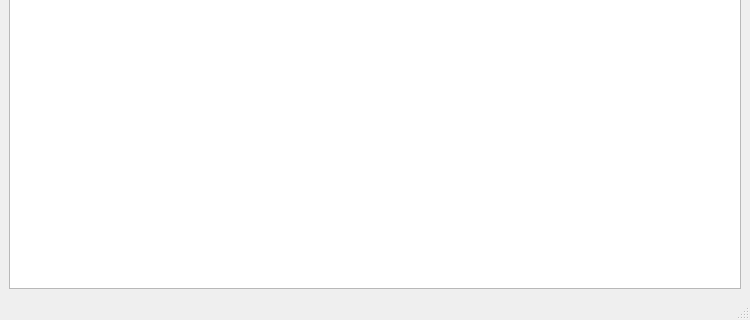
First picture: the form in mainwindow.ui, repository laisc7301/RuihuoFileComparison, before the edit; both pictures show x 0 to 750 and y 224 to 544 of the 750 by 544 pixel window.
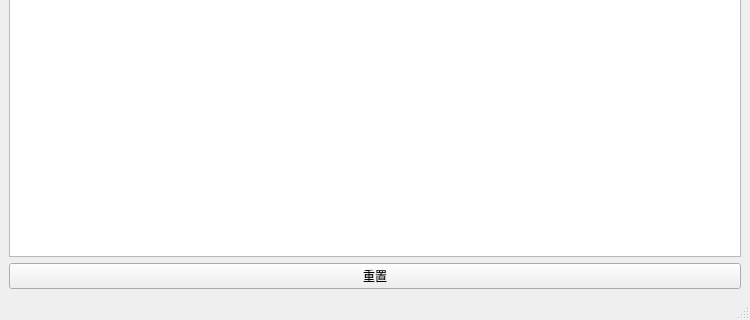
Second picture: the form after the edit.

```diff
--- a/mainwindow.ui
+++ b/mainwindow.ui
@@ -104,6 +104,17 @@
         </item>
        </layout>
       </item>
+      <item>
+       <layout class="QHBoxLayout" name="horizontalLayout_8">
+        <item>
+         <widget class="QPushButton" name="resetButton">
+          <property name="text">
+           <string>重置</string>
+          </property>
+         </widget>
+        </item>
+       </layout>
+      </item>
      </layout>
     </item>
    </layout>
```
